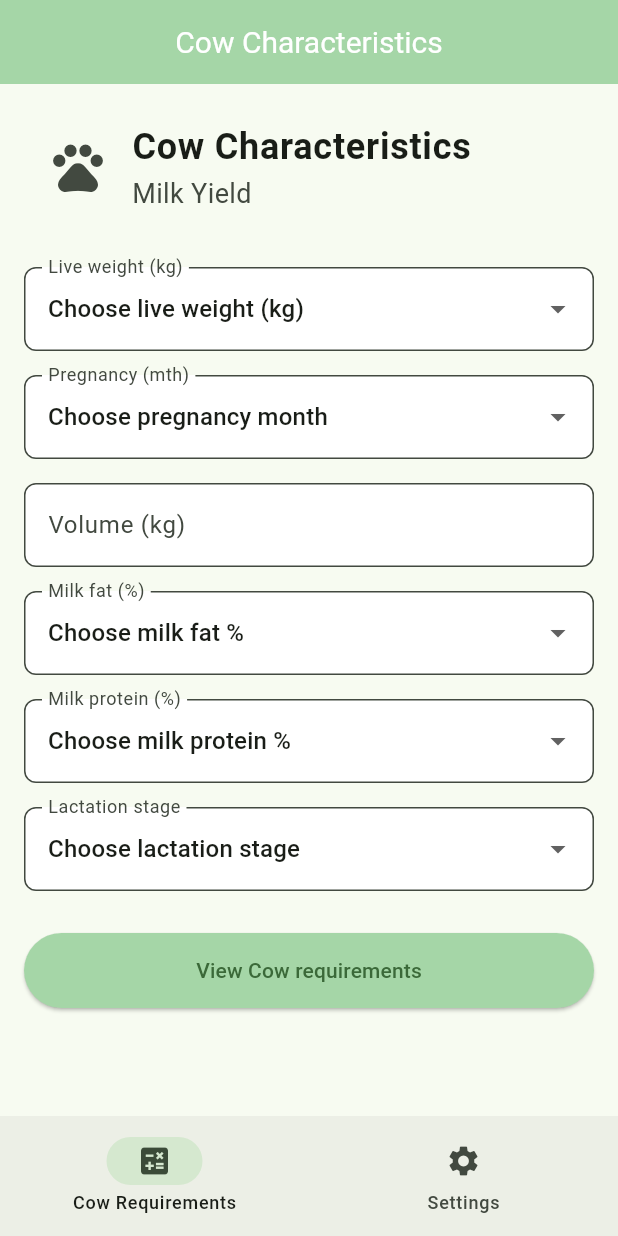
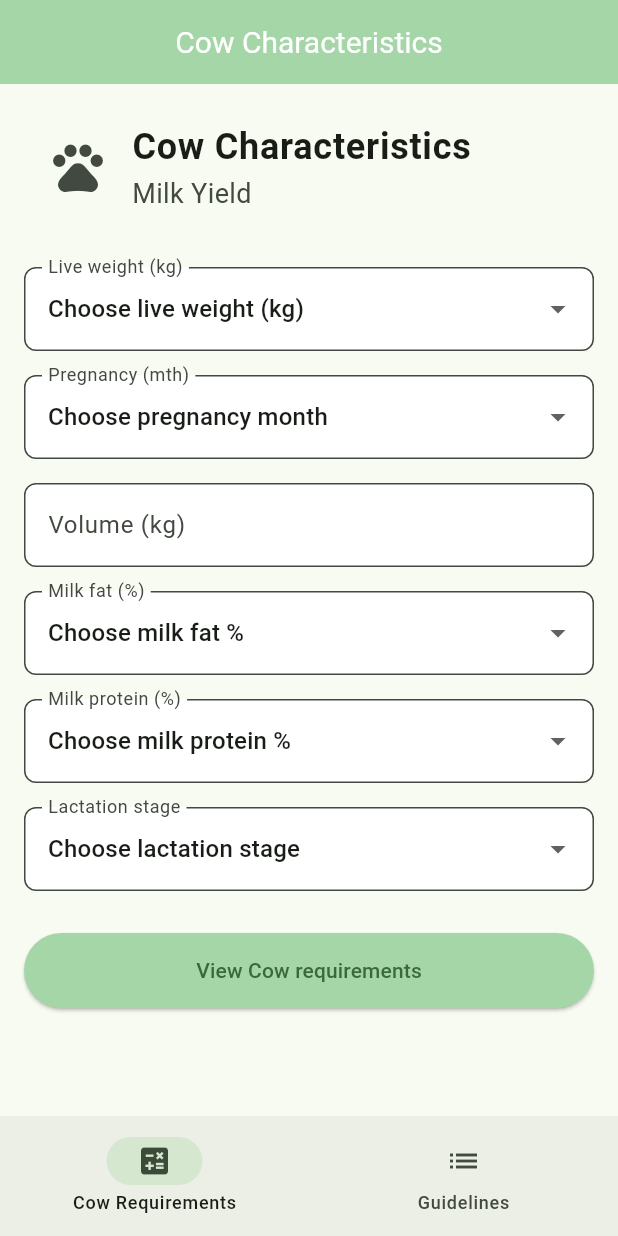
Before and after one commit to minerva-university/rationapp, a Flutter app: the screen it shows after launch, on a phone screen of 412 x 824 dp. Run offline on Flutter 3.47's test engine with Material 3 defaults, Android fonts, the phone set to English and light mode, and no system bars.

Commit message:
navigation working well, i'll still take another look

```diff
--- a/lib/main.dart
+++ b/lib/main.dart
@@ -48,11 +48,10 @@ class _HomeScreenState extends State<HomeScreen> with TickerProviderStateMixin {
       builder: (context) => const CowRequirementsView(),
     ),
     Destination(
-      label: 'Settings',
-      icon: Icons.settings,
+      label: 'Guidelines',
+      icon: Icons.list,
       builder: (context) => const Placeholder(),
     ),
-    // Add more destinations as needed
   ];
 
   @override
```
